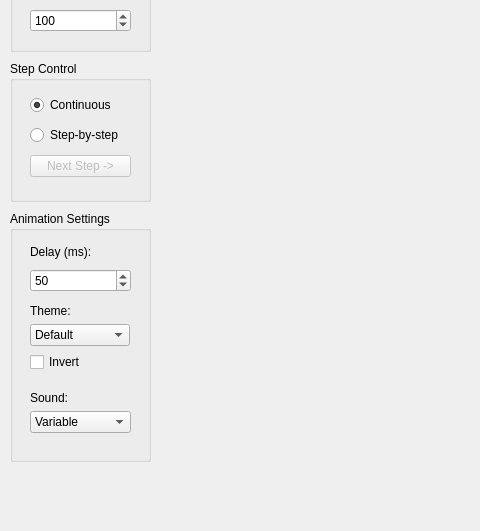
adamt-eng/sorting-visualizer, file mainwindow.ui: the form before one commit; both pictures show x 0 to 480 and y 189 to 720 of the 1280 by 720 pixel window.
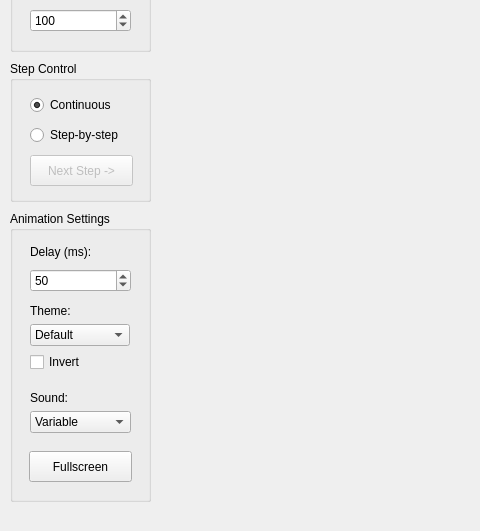
The form after the commit.

Commit message:
Added fullscreen functionality.
Also fixed the parameters for calling Merge Sort.

What changed in the file:
```diff
--- a/mainwindow.ui
+++ b/mainwindow.ui
@@ -64,8 +64,8 @@
       <rect>
        <x>20</x>
        <y>30</y>
-       <width>101</width>
-       <height>91</height>
+       <width>103</width>
+       <height>101</height>
       </rect>
      </property>
      <layout class="QVBoxLayout" name="stepLayout">
@@ -103,6 +103,12 @@
         <property name="enabled">
          <bool>false</bool>
         </property>
+        <property name="minimumSize">
+         <size>
+          <width>101</width>
+          <height>31</height>
+         </size>
+        </property>
         <property name="text">
          <string>Next Step -&gt;</string>
         </property>
@@ -276,7 +282,7 @@
       <x>10</x>
       <y>400</y>
       <width>141</width>
-      <height>251</height>
+      <height>291</height>
      </rect>
     </property>
     <property name="title">
@@ -450,6 +456,31 @@
       </item>
      </layout>
     </widget>
+    <widget class="QWidget" name="verticalLayoutWidget_4">
+     <property name="geometry">
+      <rect>
+       <x>19</x>
+       <y>239</y>
+       <width>103</width>
+       <height>33</height>
+      </rect>
+     </property>
+     <layout class="QVBoxLayout" name="fullScreenLayout">
+      <item>
+       <widget class="QPushButton" name="fullScreenButton">
+        <property name="minimumSize">
+         <size>
+          <width>101</width>
+          <height>31</height>
+         </size>
+        </property>
+        <property name="text">
+         <string>Fullscreen</string>
+        </property>
+       </widget>
+      </item>
+     </layout>
+    </widget>
    </widget>
    <widget class="QLabel" name="textLabel">
     <property name="geometry">
```
Left out of the diff: 1 changed line with no effect on the pictures. The commit also changes 2 other files.
